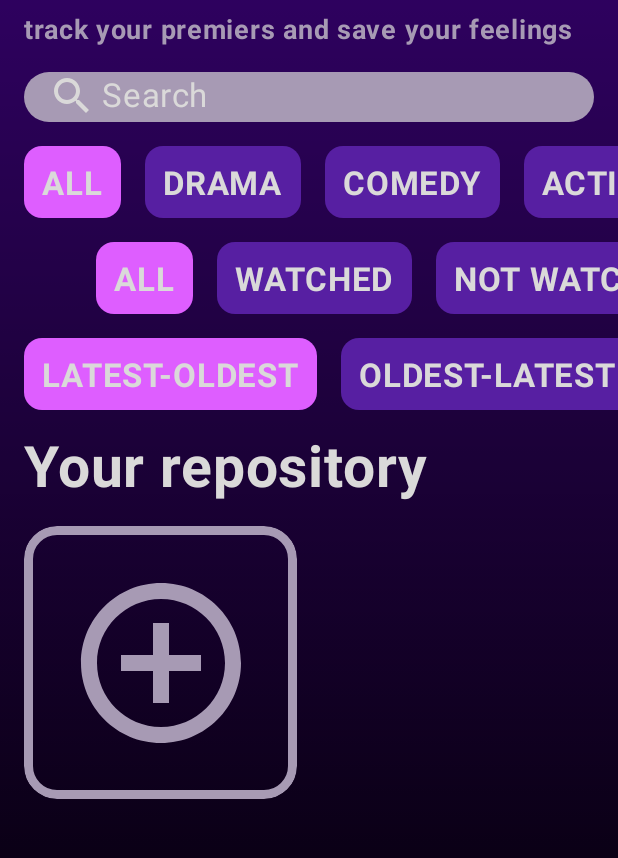
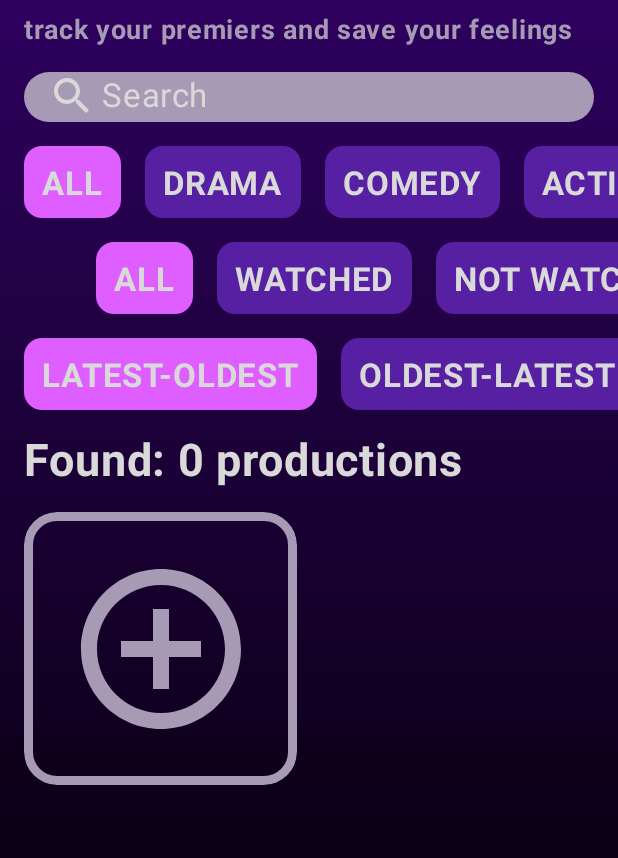
Before and after one commit to mumbleCoderr/FILM_LIBRARY, an Android app built with Jetpack Compose: the screen it shows after launch (MainActivity), on a phone screen of 412 x 824 dp, the part 124-982 px from its top. Run offline under Robolectric (Android 15) with nearby library versions, the phone set to English and light mode, and no system bars.

Commit message:
deleting productions finished

```diff
--- a/app/src/main/java/com/example/filmlibrary/ui/screen/HomeScreen.kt
+++ b/app/src/main/java/com/example/filmlibrary/ui/screen/HomeScreen.kt
@@ -1,10 +1,12 @@
 package com.example.filmlibrary.ui.screen
 
 import android.net.Uri
+import androidx.compose.foundation.ExperimentalFoundationApi
 import androidx.compose.foundation.Image
 import androidx.compose.foundation.background
 import androidx.compose.foundation.border
 import androidx.compose.foundation.clickable
+import androidx.compose.foundation.combinedClickable
 import androidx.compose.foundation.layout.Arrangement
 import androidx.compose.foundation.layout.Box
 import androidx.compose.foundation.layout.Column
@@ -22,9 +24,12 @@ import androidx.compose.foundation.lazy.grid.GridCells
 import androidx.compose.foundation.lazy.grid.LazyVerticalGrid
 import androidx.compose.foundation.shape.RoundedCornerShape
 import androidx.compose.foundation.text.BasicTextField
+import androidx.compose.foundation.text.KeyboardActions
+import androidx.compose.foundation.text.KeyboardOptions
 import androidx.compose.material.icons.Icons
 import androidx.compose.material.icons.filled.AddCircleOutline
 import androidx.compose.material.icons.filled.Search
+import androidx.compose.material3.AlertDialog
 import androidx.compose.material3.Button
 import androidx.compose.material3.ButtonColors
 import androidx.compose.material3.Icon
@@ -44,9 +49,12 @@ import androidx.compose.ui.graphics.Color
 import androidx.compose.ui.graphics.asImageBitmap
 import androidx.compose.ui.layout.ContentScale
 import androidx.compose.ui.platform.LocalContext
+import androidx.compose.ui.platform.LocalSoftwareKeyboardController
+import androidx.compose.ui.platform.SoftwareKeyboardController
 import androidx.compose.ui.res.stringResource
 import androidx.compose.ui.text.TextStyle
 import androidx.compose.ui.text.font.FontWeight
+import androidx.compose.ui.text.input.ImeAction
 import androidx.compose.ui.unit.dp
 import androidx.compose.ui.unit.sp
 import androidx.navigation.NavController
@@ -58,6 +66,7 @@ import com.example.filmlibrary.data.Production
 import com.example.filmlibrary.data.ProductionType
 import com.example.filmlibrary.data.loadProductions
 import com.example.filmlibrary.data.saveProductions
+import com.example.filmlibrary.ui.theme.DarkGray
 import com.example.filmlibrary.ui.theme.DarkPink
 import com.example.filmlibrary.ui.theme.DarkPurple
 import com.example.filmlibrary.ui.theme.LightPurple
@@ -75,9 +84,12 @@ import java.time.LocalDate
 @Composable
 fun HomeScreen(navController: NavController) {
     val context = LocalContext.current
+    val keyboardController = LocalSoftwareKeyboardController.current
 
-    val productions by remember {
-        mutableStateOf(loadProductions(context) ?: emptyList())
+    var productions by remember {
+        mutableStateOf(mutableListOf<Production>().apply {
+            addAll(loadProductions(context) ?: emptyList())
+        })
     }
 
     val genres = Genre.entries
@@ -101,7 +113,7 @@ fun HomeScreen(navController: NavController) {
         productions,
         input,
     )
-    val productionsFilteredByGenre: List<Production> = filterProductionsByGenre(
+    val productionsFilteredByGenre = filterProductionsByGenre(
         productions,
         genres,
         selectedGenreFilter,
@@ -114,6 +126,10 @@ fun HomeScreen(navController: NavController) {
         productionsFilteredByGenreAndWatchedStatus,
         selectedSorting,
     )
+
+    var filteredProductionsCounter by remember {
+        mutableStateOf(finalFilteredSortedProductions.size)
+    }
 
     Column(
         modifier = Modifier
@@ -131,7 +147,11 @@ fun HomeScreen(navController: NavController) {
                 )
         ) {
             TopBar()
-                SearchBar(input, onInputChange = { input = it })
+            SearchBar(
+                input,
+                onInputChange = { input = it },
+                keyboardController = keyboardController!!,
+            )
             FilterChips(
                 genres,
                 watchedStatusEntries,
@@ -140,8 +160,29 @@ fun HomeScreen(navController: NavController) {
                 selectedWatchedStatusFilter,
                 selectedSorting
             )
-            if (input.isNotBlank()) ProductionList(filteredProductionsByTitle, navController)
-            else ProductionList(finalFilteredSortedProductions, navController)
+            if (input.isNotBlank()) {
+                ProductionList(
+                    productions = filteredProductionsByTitle,
+                    navController = navController,
+                    onDelete = { selectedProduction ->
+                        productions = productions.toMutableList().apply {
+                            remove(selectedProduction)
+                        }
+                        saveProductions(context, productions)
+                    }
+                )
+            } else {
+                ProductionList(
+                    productions = finalFilteredSortedProductions,
+                    navController = navController,
+                    onDelete = { selectedProduction ->
+                        productions = productions.toMutableList().apply {
+                            remove(selectedProduction)
+                        }
+                        saveProductions(context, productions)
+                    }
+                )
+            }
         }
     }
 }
@@ -258,6 +299,7 @@ fun FilterChips(
 fun SearchBar(
     input: String,
     onInputChange: (String) -> Unit,
+    keyboardController: SoftwareKeyboardController
 ) {
     Box(
         modifier = Modifier
@@ -269,7 +311,7 @@ fun SearchBar(
             .clip(RoundedCornerShape(22.dp))
             .background(TextH2),
     ) {
-        if(input.isEmpty()){
+        if (input.isEmpty()) {
             Row(
                 modifier = Modifier
                     .fillMaxWidth(),
@@ -308,14 +350,24 @@ fun SearchBar(
                     top = 3.dp,
                 )
                 .height(30.dp),
+            keyboardOptions = KeyboardOptions.Default.copy(
+                imeAction = ImeAction.Done
+            ),
+            keyboardActions = KeyboardActions(
+                onDone = {
+                    keyboardController.hide()
+                }
+            )
         )
     }
 }
 
+@OptIn(ExperimentalFoundationApi::class)
 @Composable
 fun ProductionItem(
     production: Production? = null,
     navController: NavController,
+    onLongPress: (Production) -> Unit,
 ) {
     Box(
         modifier = Modifier
@@ -341,9 +393,10 @@ fun ProductionItem(
                             startY = 0f
                         )
                     )
-                    .clickable {
-                        navController.navigate(Screen.ProductionDetailsScreen.route + "?productionId=${production.id}")
-                    }
+                    .combinedClickable(
+                        onClick = { navController.navigate(Screen.ProductionDetailsScreen.route + "?productionId=${production.id}") },
+                        onLongClick = { onLongPress(production) }
+                    )
             )
             Text(
                 text = production.title.uppercase(),
@@ -388,16 +441,26 @@ fun ProductionItem(
 fun ProductionList(
     productions: List<Production>,
     navController: NavController,
+    onDelete: (Production?) -> Unit,
 ) {
+    var showDialog by remember {
+        mutableStateOf(false)
+    }
+    var selectedProduction by remember {
+        mutableStateOf<Production?>(null)
+    }
+
     Column(
         modifier = Modifier
             .fillMaxWidth()
             .padding(16.dp)
     ) {
         Text(
-            text = stringResource(id = R.string.list),
+            text = stringResource(id = R.string.list) + if (productions.size == 1)
+                " ${productions.size} production"
+            else " ${productions.size} productions",
             color = TextH1,
-            fontSize = 38.sp,
+            fontSize = 30.sp,
             fontWeight = FontWeight.Bold,
             modifier = Modifier
                 .padding(bottom = 16.dp)
@@ -414,16 +477,70 @@ fun ProductionList(
         ) {
             items(productions.size) {
                 ProductionItem(
-                    productions[it],
-                    navController,
+                    production = productions[it],
+                    navController = navController,
+                    onLongPress = { production ->
+                        selectedProduction = production
+                        showDialog = true
+                    }
                 )
             }
             item {
                 ProductionItem(
-                    null,
-                    navController,
+                    production = null,
+                    navController = navController,
+                    onLongPress = {}
                 )
             }
         }
     }
+    if (showDialog) {
+        AlertDialog(
+            onDismissRequest = { showDialog = false },
+            confirmButton = {
+                Button(
+                    colors = ButtonColors(
+                        containerColor = DarkPurple,
+                        contentColor = TextH1,
+                        disabledContainerColor = LightPurple,
+                        disabledContentColor = TextH2,
+                    ),
+                    onClick = {
+                        onDelete(selectedProduction)
+                        showDialog = false
                     }
+                ) {
+                    Text(text = stringResource(id = R.string.delete_dialog_button_1))
+                }
+            },
+            dismissButton = {
+                Button(
+                    onClick = { showDialog = false },
+                    colors = ButtonColors(
+                        containerColor = DarkPurple,
+                        contentColor = TextH1,
+                        disabledContainerColor = LightPurple,
+                        disabledContentColor = TextH2,
+                    ),
+                ) {
+                    Text(text = stringResource(id = R.string.delete_dialog_button_2))
+                }
+            },
+            title = {
+                Text(
+                    text = stringResource(id = R.string.delete_dialog_1),
+                    color = TextH1,
+                    fontWeight = FontWeight.Bold,
+                )
+            },
+            text = {
+                Text(
+                    text = stringResource(id = R.string.delete_dialog_2) + "\n${selectedProduction?.title}?",
+                    color = TextH2,
+                    fontSize = 16.sp
+                )
+            },
+            containerColor = DarkGray,
+        )
+    }
+}
--- a/app/src/main/java/com/example/filmlibrary/ui/screen/ProductionsDetailsScreen.kt
+++ b/app/src/main/java/com/example/filmlibrary/ui/screen/ProductionsDetailsScreen.kt
@@ -204,7 +204,6 @@ fun ProductionDetailsScreen(productionId: String?) {
                         context = context,
                         production = production,
                         productionType = productionType,
-                        durationOrParts = durationOrParts,
                         watchedStatus = watchedStatus,
                         title = title,
                         openTitleChangeSection = openTitleChangeSection,
@@ -537,7 +536,6 @@ fun ImageSection(
     context: Context,
     production: Production,
     productionType: ProductionType,
-    durationOrParts: Int,
     watchedStatus: Boolean,
     title: String,
     openTitleChangeSection: Boolean,
--- a/app/src/main/res/values/strings.xml
+++ b/app/src/main/res/values/strings.xml
@@ -2,7 +2,7 @@
     <string name="app_name">FILM LIBRARY</string>
     <string name="title1">Welcome in Film Library</string>
     <string name="title2">track your premiers and save your feelings</string>
-    <string name="list">Your repository</string>
+    <string name="list">Found: </string>
     <string name="production_null">UNKNOWN</string>
     <string name="search_bar">Search</string>
     <string name="title_production_details_1">Production details</string>
@@ -23,6 +23,10 @@
     <string name="save_button_info">Changes Saved</string>
     <string name="duration_change_placeholder">Insert duration in minutes</string>
     <string name="parts_change_placeholder">Insert new episodes count</string>
+    <string name="delete_dialog_1">DELETE PRODUCTION</string>
+    <string name="delete_dialog_2">Are you sure about deleting: </string>
+    <string name="delete_dialog_button_1">DELETE</string>
+    <string name="delete_dialog_button_2">DISMISS</string>
     <string-array name="isWatched">
         <item>ALL</item>
         <item>WATCHED</item>
```
Lines whose indentation alone changed are shown as unchanged.
